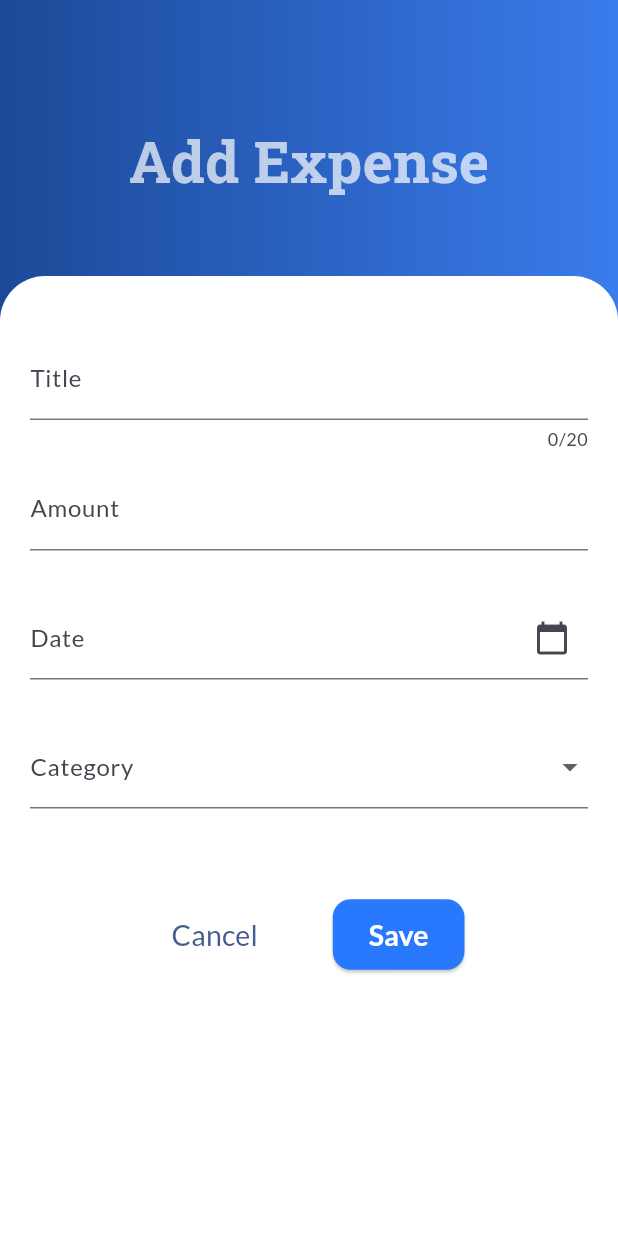
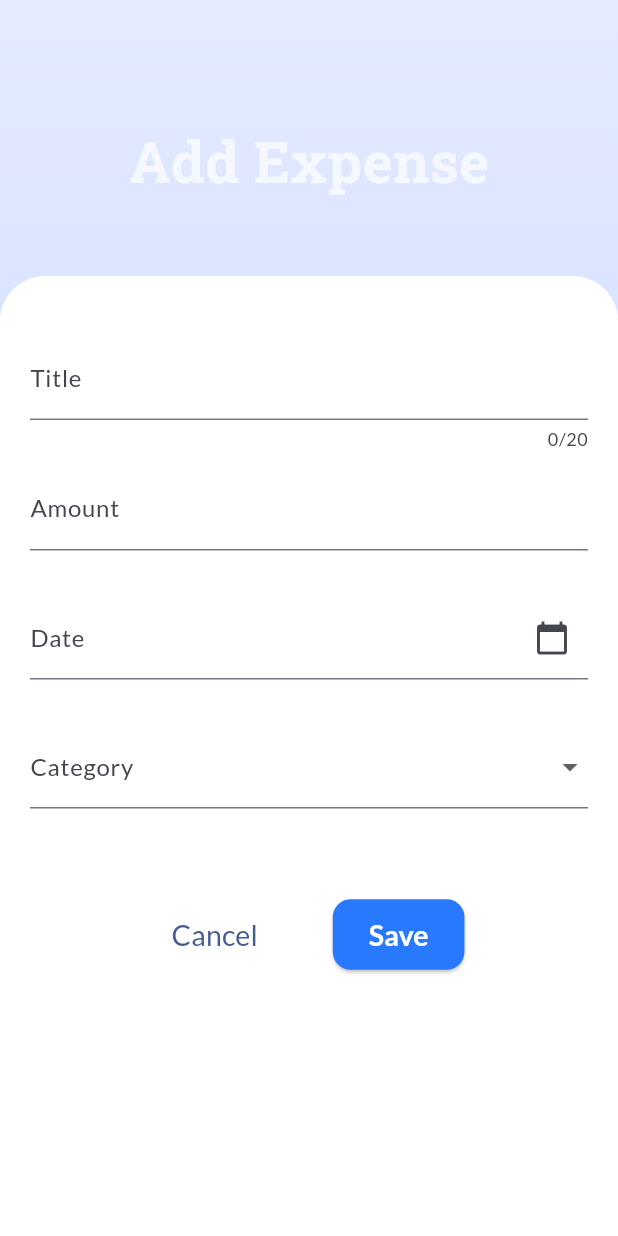
Before and after one commit to gaara40/ExpenseTracker, a Flutter app: the screen it shows after launch, after a tap on the "add" icon, on a phone screen of 412 x 824 dp. Run offline on Flutter 3.47's test engine with Material 3 defaults, Android fonts, the phone set to English and light mode, and no system bars; our stand-ins replace google_fonts, hive, hive_flutter; accounts and stored records are empty.

Commit message:
Added the SplashScreen and app icon for the app, did some changes in widgets

```diff
--- a/lib/main.dart
+++ b/lib/main.dart
@@ -1,6 +1,6 @@
 import 'package:expense_tracker/model/expense_model.dart';
 import 'package:expense_tracker/providers/expense_provider.dart';
-import 'package:expense_tracker/screens/home_screen.dart';
+import 'package:expense_tracker/splashLauncher/splash_launcher.dart';
 import 'package:expense_tracker/themes/theme_data.dart';
 import 'package:flutter/material.dart';
 import 'package:flutter/services.dart';
@@ -32,7 +32,7 @@ class MyApp extends StatelessWidget {
   @override
   Widget build(BuildContext context) {
     return MaterialApp(
-      home: const HomeScreen(),
+      home: const SplashLauncher(),
       theme: trackerTheme,
     );
   }
--- a/lib/screens/home_screen.dart
+++ b/lib/screens/home_screen.dart
@@ -1,6 +1,6 @@
 import 'package:expense_tracker/model/expense_model.dart';
 import 'package:expense_tracker/providers/expense_provider.dart';
-import 'package:expense_tracker/screens/add_expense_screen.dart';
+import 'package:expense_tracker/widgets/add_expense_overlay.dart';
 import 'package:expense_tracker/widgets/chart.dart';
 import 'package:expense_tracker/widgets/expenses_list.dart';
 import 'package:flutter/material.dart';
@@ -104,7 +104,7 @@ class _HomeScreenState extends State<HomeScreen> {
         context: context,
         isScrollControlled: true,
         isDismissible: false,
-        builder: (context) => const AddExpenseScreen());
+        builder: (context) => const AddExpenseOverlay());
   }
 
   void _removeExpense(ExpenseModel expense) {
--- /dev/null
+++ b/lib/screens/splash_screen.dart
@@ -0,0 +1,30 @@
+import 'package:expense_tracker/themes/constants.dart';
+import 'package:flutter/material.dart';
+
+class SplashScreen extends StatelessWidget {
+  const SplashScreen({super.key});
+
+  @override
+  Widget build(BuildContext context) {
+    return Scaffold(
+      extendBodyBehindAppBar: true,
+      body: Container(
+        width: double.infinity,
+        height: double.infinity,
+        decoration: BoxDecoration(gradient: blueGradient),
+        child: Column(
+          mainAxisAlignment: MainAxisAlignment.center,
+          crossAxisAlignment: CrossAxisAlignment.center,
+          children: [
+            Image.asset(
+              'assets/icons/expense_tracker_icon1.png',
+              width: 180,
+              height: 180,
+              fit: BoxFit.contain,
+            ),
+          ],
+        ),
+      ),
+    );
+  }
+}
--- /dev/null
+++ b/lib/splashLauncher/splash_launcher.dart
@@ -0,0 +1,27 @@
+import 'package:expense_tracker/screens/home_screen.dart';
+import 'package:expense_tracker/screens/splash_screen.dart';
+import 'package:flutter/material.dart';
+
+class SplashLauncher extends StatefulWidget {
+  const SplashLauncher({super.key});
+
+  @override
+  State<SplashLauncher> createState() => _SplashLauncherState();
+}
+
+class _SplashLauncherState extends State<SplashLauncher> {
+  @override
+  void initState() {
+    super.initState();
+    Future.delayed(Duration(seconds: 3), () {
+      if (!mounted) return;
+      Navigator.of(context).pushReplacement(
+          MaterialPageRoute(builder: (_) => const HomeScreen()));
+    });
+  }
+
+  @override
+  Widget build(BuildContext context) {
+    return SplashScreen();
+  }
+}
--- a/lib/themes/constants.dart
+++ b/lib/themes/constants.dart
@@ -2,7 +2,11 @@ import 'package:flutter/cupertino.dart';
 
 const Color appPrimaryColor = Color(0xFF2979FF);
 
-const LinearGradient blueGradient = LinearGradient(colors: [
-  Color.fromARGB(255, 28, 73, 151),
-  Color.fromARGB(255, 58, 124, 236)
-], begin: Alignment.topLeft, end: Alignment.topRight);
+LinearGradient blueGradient = LinearGradient(
+  colors: [
+    appPrimaryColor.withValues(alpha: 0.3),
+    appPrimaryColor.withValues(alpha: 0.1),
+  ],
+  begin: Alignment.bottomCenter,
+  end: Alignment.topCenter,
+);
--- a/lib/screens/add_expense_screen.dart
+++ b/lib/widgets/add_expense_overlay.dart
@@ -3,14 +3,14 @@ import 'package:expense_tracker/themes/constants.dart';
 import 'package:flutter/material.dart';
 import 'package:google_fonts/google_fonts.dart';
 
-class AddExpenseScreen extends StatelessWidget {
-  const AddExpenseScreen({super.key});
+class AddExpenseOverlay extends StatelessWidget {
+  const AddExpenseOverlay({super.key});
 
   @override
   Widget build(BuildContext context) {
     return Scaffold(
       body: Container(
-        decoration: const BoxDecoration(
+        decoration: BoxDecoration(
           gradient: blueGradient,
         ),
         child: SafeArea(
--- a/lib/widgets/expenses_list.dart
+++ b/lib/widgets/expenses_list.dart
@@ -1,5 +1,5 @@
 import 'package:expense_tracker/model/expense_model.dart';
-import 'package:expense_tracker/screens/edit_expense_screen.dart';
+import 'package:expense_tracker/widgets/edit_expense_overlay.dart';
 import 'package:expense_tracker/widgets/expense_item.dart';
 import 'package:flutter/material.dart';
 
@@ -46,7 +46,7 @@ class ExpensesList extends StatelessWidget {
                   isScrollControlled: true,
                   isDismissible: false,
                   builder: (context) =>
-                      EditExpenseScreen(expense: expenses[index]));
+                      EditExpenseOverlay(expense: expenses[index]));
               return false;
             }
             return false;
```
Also changed, not shown: lib/widgets/edit_expense_overlay.dart (renamed from lib/screens/edit_expense_screen.dart, +4 -5 lines), pubspec.yaml (+12 -3 lines), assets/icons/expense_tracker_icon1.png (added), pubspec.lock, 29 other files.
